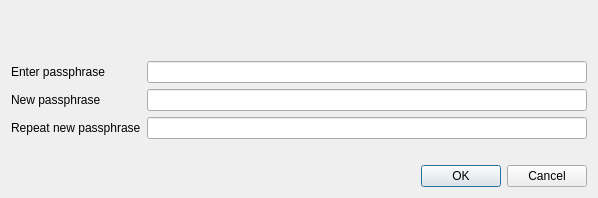
Old version of the form src/qt/forms/askpassphrasedialog.ui in the repository AdzCoin/adzcoin.
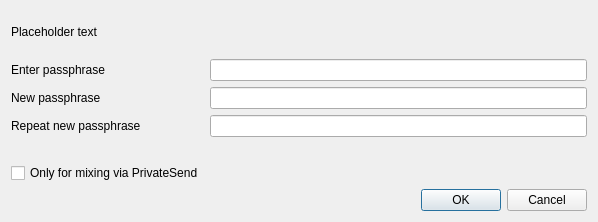
New version of the form.

The edit to the form file:
```diff
--- a/src/qt/forms/askpassphrasedialog.ui
+++ b/src/qt/forms/askpassphrasedialog.ui
@@ -7,7 +7,7 @@
     <x>0</x>
     <y>0</y>
     <width>598</width>
-    <height>198</height>
+    <height>222</height>
    </rect>
   </property>
   <property name="sizePolicy">
@@ -26,8 +26,14 @@
    <string>Passphrase Dialog</string>
   </property>
   <layout class="QVBoxLayout" name="verticalLayout">
+   <property name="sizeConstraint">
+    <enum>QLayout::SetMinimumSize</enum>
+   </property>
    <item>
     <widget class="QLabel" name="warningLabel">
+     <property name="text">
+      <string notr="true">Placeholder text</string>
+     </property>
      <property name="textFormat">
       <enum>Qt::RichText</enum>
      </property>
@@ -38,6 +44,9 @@
    </item>
    <item>
     <layout class="QFormLayout" name="formLayout">
+     <property name="sizeConstraint">
+      <enum>QLayout::SetMinimumSize</enum>
+     </property>
      <property name="fieldGrowthPolicy">
       <enum>QFormLayout::AllNonFixedFieldsGrow</enum>
      </property>
@@ -99,6 +108,22 @@
        </property>
       </widget>
      </item>
+     <item row="4" column="0">
+      <widget class="QCheckBox" name="mixingOnlyCheckBox">
+       <property name="enabled">
+        <bool>true</bool>
+       </property>
+       <property name="toolTip">
+        <string>Serves to disable the trivial sendmoney when OS account compromised. Provides no real security.</string>
+       </property>
+       <property name="text">
+        <string>Only for mixing via PrivateSend</string>
+       </property>
+       <property name="visible">
+        <bool>false</bool>
+       </property>
+      </widget>
+     </item>
     </layout>
    </item>
    <item>
```
Left out of the diff: 16 changed lines with no effect on the pictures.
